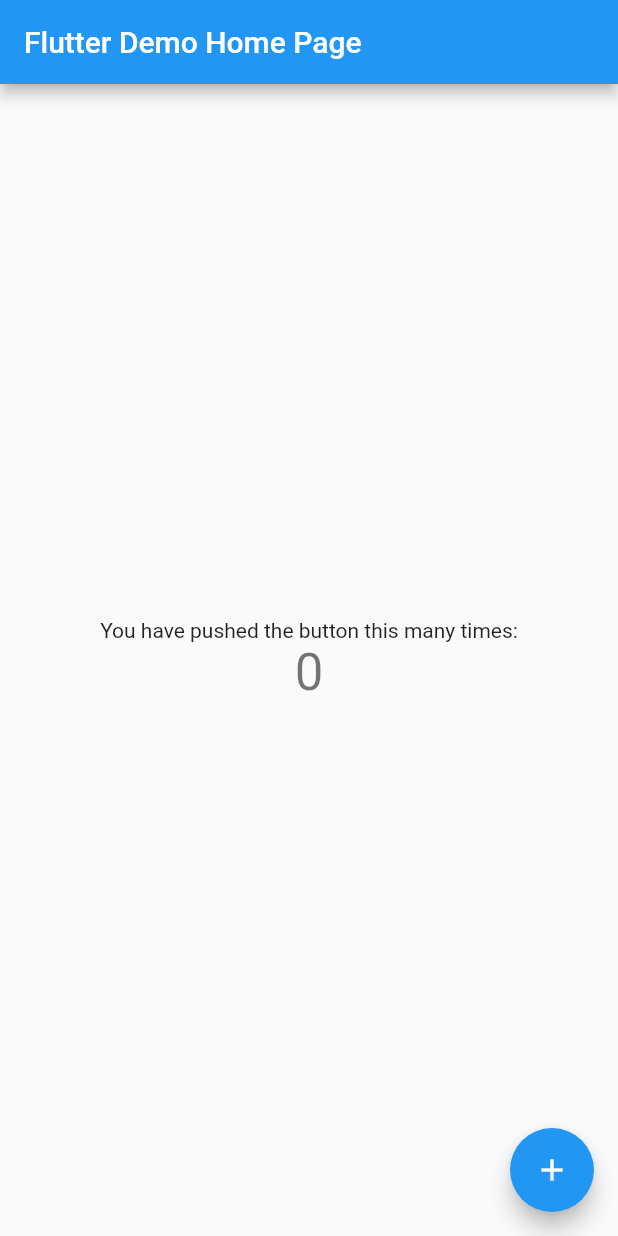
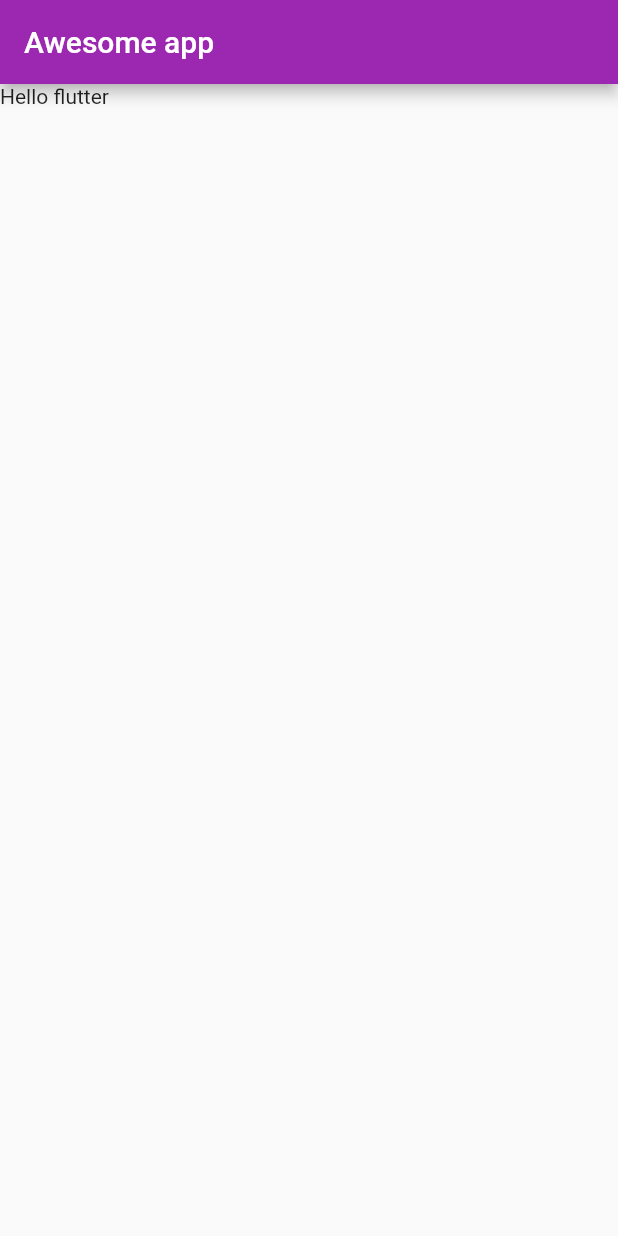
Before and after one commit to Alamin11/AwesomeApp, a Flutter app: the screen it shows after launch, on a phone screen of 412 x 824 dp. Run offline on Flutter 3.47's test engine with Material 2 defaults, Android fonts, the phone set to English and light mode, and no system bars.

Commit message:
Ch#1 completed

```diff
--- a/lib/main.dart
+++ b/lib/main.dart
@@ -1,115 +1,24 @@
 import 'package:flutter/material.dart';
 
 void main() {
-  runApp(const MyApp());
+  runApp(MaterialApp(
+    home: HomePage(),
+    theme: ThemeData(
+      primarySwatch: Colors.purple,
+    ),
+  ));
 }
 
-class MyApp extends StatelessWidget {
-  const MyApp({Key? key}) : super(key: key);
+class HomePage extends StatelessWidget {
+  const HomePage({Key? key}) : super(key: key);
 
-  // This widget is the root of your application.
   @override
   Widget build(BuildContext context) {
-    return MaterialApp(
-      title: 'Flutter Demo',
-      theme: ThemeData(
-        // This is the theme of your application.
-        //
-        // Try running your application with "flutter run". You'll see the
-        // application has a blue toolbar. Then, without quitting the app, try
-        // changing the primarySwatch below to Colors.green and then invoke
-        // "hot reload" (press "r" in the console where you ran "flutter run",
-        // or simply save your changes to "hot reload" in a Flutter IDE).
-        // Notice that the counter didn't reset back to zero; the application
-        // is not restarted.
-        primarySwatch: Colors.blue,
+    return Scaffold(
+      appBar: AppBar(
+        title: Text("Awesome app"),
       ),
-      home: const MyHomePage(title: 'Flutter Demo Home Page'),
+      body: Text("Hello flutter"),
     );
   }
 }
-
-class MyHomePage extends StatefulWidget {
-  const MyHomePage({Key? key, required this.title}) : super(key: key);
-
-  // This widget is the home page of your application. It is stateful, meaning
-  // that it has a State object (defined below) that contains fields that affect
-  // how it looks.
-
-  // This class is the configuration for the state. It holds the values (in this
-  // case the title) provided by the parent (in this case the App widget) and
-  // used by the build method of the State. Fields in a Widget subclass are
-  // always marked "final".
-
-  final String title;
-
-  @override
-  State<MyHomePage> createState() => _MyHomePageState();
-}
-
-class _MyHomePageState extends State<MyHomePage> {
-  int _counter = 0;
-
-  void _incrementCounter() {
-    setState(() {
-      // This call to setState tells the Flutter framework that something has
-      // changed in this State, which causes it to rerun the build method below
-      // so that the display can reflect the updated values. If we changed
-      // _counter without calling setState(), then the build method would not be
-      // called again, and so nothing would appear to happen.
-      _counter++;
-    });
-  }
-
-  @override
-  Widget build(BuildContext context) {
-    // This method is rerun every time setState is called, for instance as done
-    // by the _incrementCounter method above.
-    //
-    // The Flutter framework has been optimized to make rerunning build methods
-    // fast, so that you can just rebuild anything that needs updating rather
-    // than having to individually change instances of widgets.
-    return Scaffold(
-      appBar: AppBar(
-        // Here we take the value from the MyHomePage object that was created by
-        // the App.build method, and use it to set our appbar title.
-        title: Text(widget.title),
-      ),
-      body: Center(
-        // Center is a layout widget. It takes a single child and positions it
-        // in the middle of the parent.
-        child: Column(
-          // Column is also a layout widget. It takes a list of children and
-          // arranges them vertically. By default, it sizes itself to fit its
-          // children horizontally, and tries to be as tall as its parent.
-          //
-          // Invoke "debug painting" (press "p" in the console, choose the
-          // "Toggle Debug Paint" action from the Flutter Inspector in Android
-          // Studio, or the "Toggle Debug Paint" command in Visual Studio Code)
-          // to see the wireframe for each widget.
-          //
-          // Column has various properties to control how it sizes itself and
-          // how it positions its children. Here we use mainAxisAlignment to
-          // center the children vertically; the main axis here is the vertical
-          // axis because Columns are vertical (the cross axis would be
-          // horizontal).
-          mainAxisAlignment: MainAxisAlignment.center,
-          children: <Widget>[
-            const Text(
-              'You have pushed the button this many times:',
-            ),
-            Text(
-              '$_counter',
-              style: Theme.of(context).textTheme.headline4,
-            ),
-          ],
-        ),
-      ),
-      floatingActionButton: FloatingActionButton(
-        onPressed: _incrementCounter,
-        tooltip: 'Increment',
-        child: const Icon(Icons.add),
-      ), // This trailing comma makes auto-formatting nicer for build methods.
-    );
-  }
-}
```
